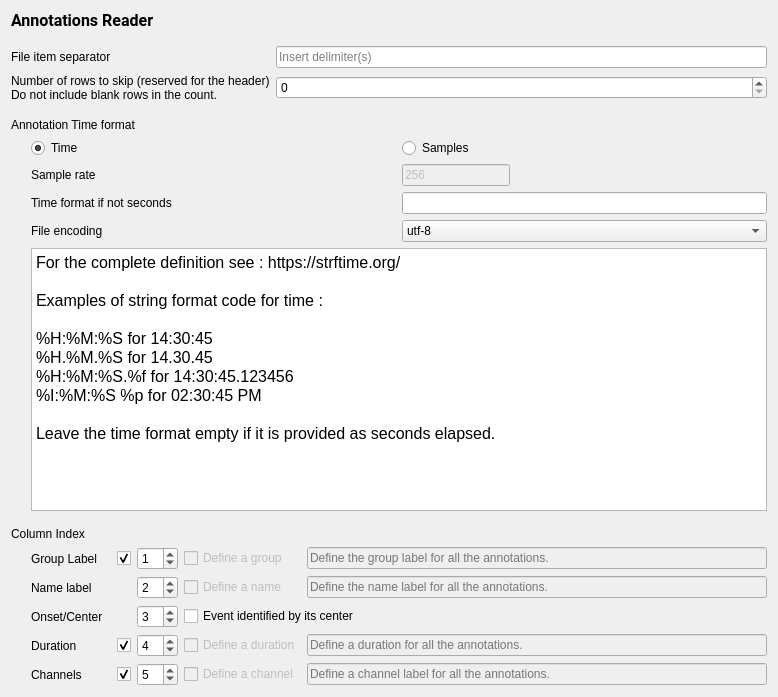
Before: the Qt Designer form tools/CEAMSTools/ImportTextAnnotations/TextFileDefinition/Ui_TextFileDefinition.ui in SnoozToolbox/snooz-package-ceams, drawn with Qt 5.
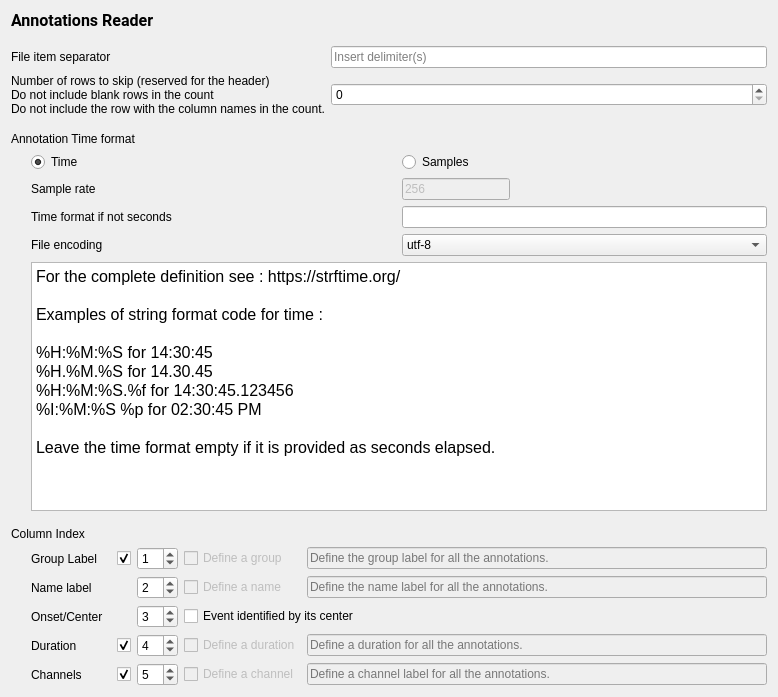
After: the same form once the commit is applied.

Commit message: Import Text Annotations: Clarify UI instructions for rows to skip.

Patch:
```diff
--- a/tools/CEAMSTools/ImportTextAnnotations/TextFileDefinition/Ui_TextFileDefinition.ui
+++ b/tools/CEAMSTools/ImportTextAnnotations/TextFileDefinition/Ui_TextFileDefinition.ui
@@ -88,7 +88,8 @@
           <widget class="QLabel" name="label">
            <property name="text">
             <string>Number of rows to skip (reserved for the header)
-Do not include blank rows in the count.</string>
+Do not include blank rows in the count
+Do not include the row with the column names in the count.</string>
            </property>
           </widget>
          </item>
```
The commit also changes 1 other file.
